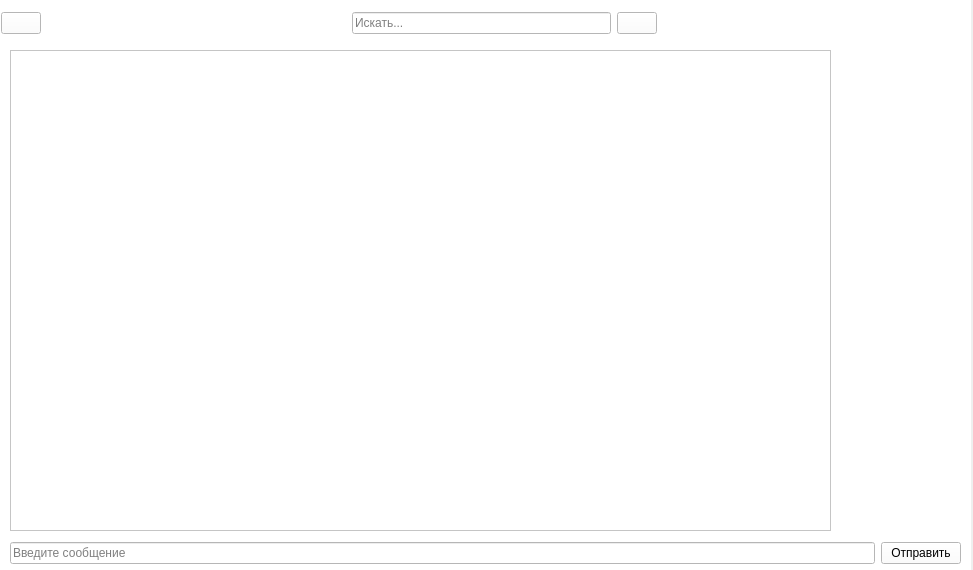
Qt form client/ITSwarm/windows/content_widget/contentwindow.ui (cpp-park-vk-education/2023_1_Rabotyagi) before a commit.
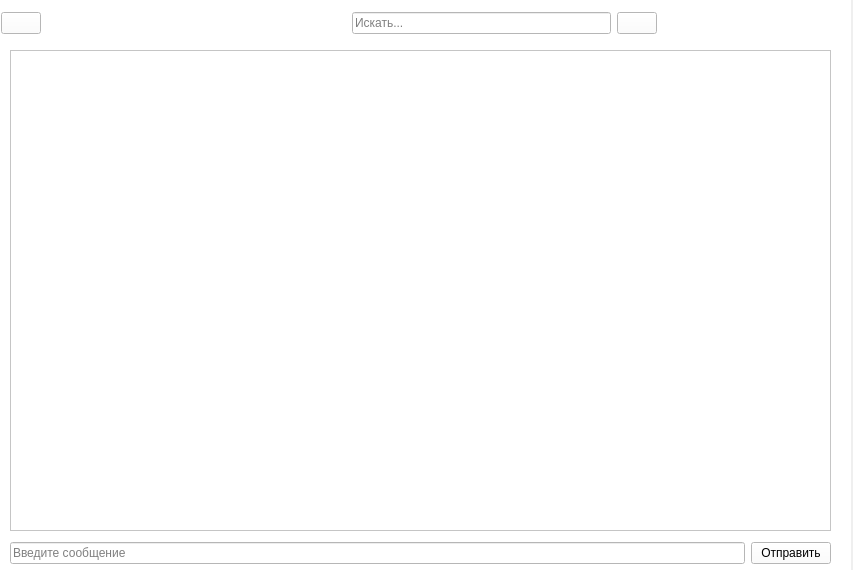
The same form after that commit. Icons and pictures are not drawn.

What changed in the file:
```diff
--- a/client/ITSwarm/windows/content_widget/contentwindow.ui
+++ b/client/ITSwarm/windows/content_widget/contentwindow.ui
@@ -6,7 +6,7 @@
    <rect>
     <x>0</x>
     <y>0</y>
-    <width>973</width>
+    <width>853</width>
     <height>570</height>
    </rect>
   </property>
@@ -21,7 +21,7 @@
     <rect>
      <x>0</x>
      <y>0</y>
-     <width>971</width>
+     <width>851</width>
      <height>572</height>
     </rect>
    </property>
@@ -138,7 +138,7 @@
      <rect>
       <x>10</x>
       <y>540</y>
-      <width>951</width>
+      <width>821</width>
       <height>27</height>
      </rect>
     </property>
```
